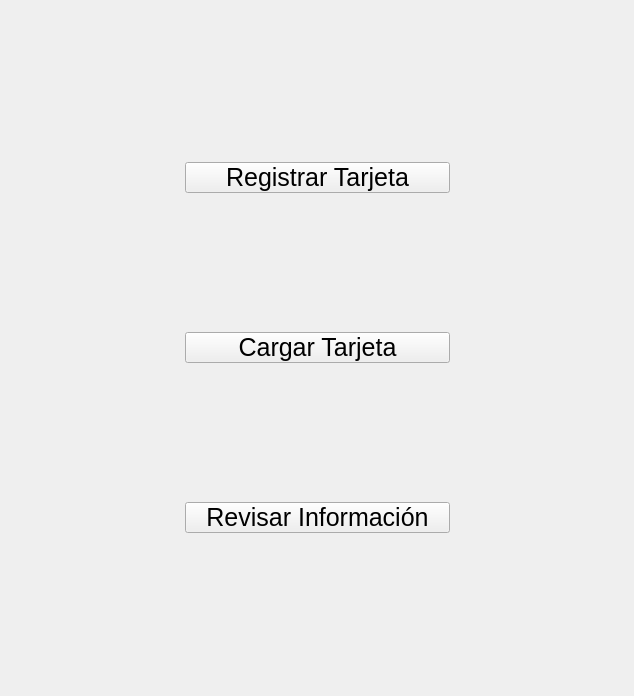
First picture: the form in uis/main.ui, repository rafafdz/RomanaSoftware, before the edit.
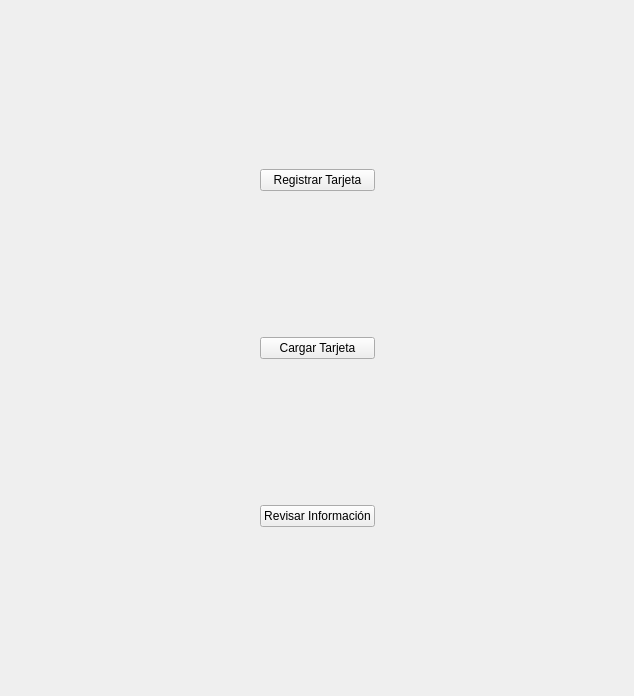
Second picture: the form after the edit.

The edit to the form file:
```diff
--- a/uis/main.ui
+++ b/uis/main.ui
@@ -14,16 +14,7 @@
    <string>Form</string>
   </property>
   <property name="styleSheet">
-   <string notr="true">QLabel#main_title{
-	font-size: 30px
-}
-
-QPushButton{
-    font-size:25px;
-    padding-left:20px;
-    padding-right:20px;
-
-}</string>
+   <string notr="true"/>
   </property>
   <layout class="QVBoxLayout" name="verticalLayout">
    <item>
```
Left out of the diff: 4 changed lines with no effect on the pictures.
